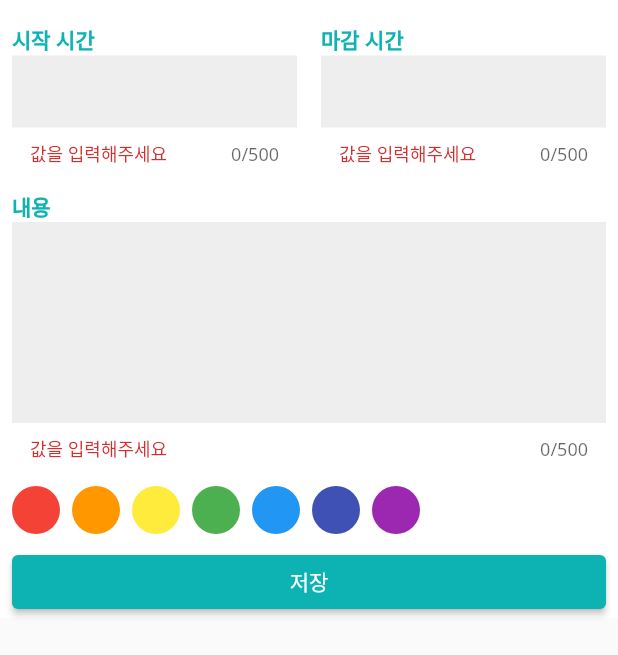
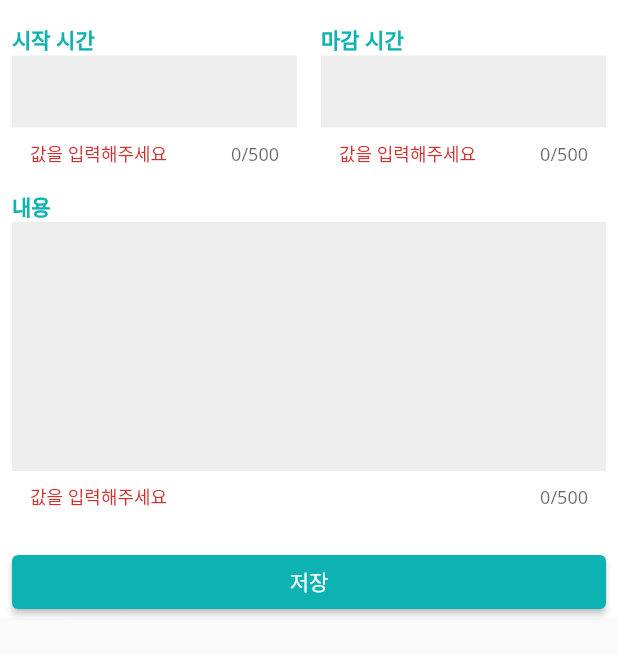
Before and after one commit to rldnd/flutter_scheduler, a Flutter app: the ScheduleBottomSheet widget shown alone on an empty page, opened directly, on a phone screen of 412 x 824 dp. Shown: the top 655 px of the screen. Run offline on Flutter 3.47's test engine with Material 2 defaults, Android fonts, the phone set to English and light mode, and no system bars; our stand-ins replace drift, get_it, table_calendar; accounts and stored records are empty; generated files the repository leaves out were written again.

Commit message:
chore(get_it)

```diff
--- a/lib/components/schedule_bottom_sheet.dart
+++ b/lib/components/schedule_bottom_sheet.dart
@@ -1,6 +1,10 @@
 import 'package:flutter/material.dart';
+import 'package:get_it/get_it.dart';
 import 'package:scheduler/components/custom_text_field.dart';
 import 'package:scheduler/constants/colors.dart';
+import 'package:scheduler/database/drift_database.dart';
+import 'package:scheduler/models/category_color.dart';
+import 'package:scheduler/database/drift_database.dart';
 
 class ScheduleBottomSheet extends StatefulWidget {
   const ScheduleBottomSheet({super.key});
@@ -53,7 +57,14 @@ class _ScheduleBottomSheetState extends State<ScheduleBottomSheet> {
                         },
                       ),
                       SizedBox(height: 16.0),
-                      _ColorPicker(),
+                      FutureBuilder<List<CategoryColor>>(
+                          future: GetIt.I<LocalDatabase>().getCategoryColors(),
+                          builder: (context, snapshot) {
+                            print(snapshot.data);
+                            return _ColorPicker(
+                              colors: [],
+                            );
+                          }),
                       SizedBox(height: 8.0),
                       _SaveButton(
                         onPressed: onSavePressed,
@@ -129,22 +140,16 @@ class _Content extends StatelessWidget {
 }
 
 class _ColorPicker extends StatelessWidget {
-  const _ColorPicker({Key? key}) : super(key: key);
+  final List<Color> colors;
+
+  const _ColorPicker({Key? key, required this.colors}) : super(key: key);
 
   @override
   Widget build(BuildContext context) {
     return Wrap(
       spacing: 8.0,
       runSpacing: 10.0,
-      children: [
-        renderColor(Colors.red),
-        renderColor(Colors.orange),
-        renderColor(Colors.yellow),
-        renderColor(Colors.green),
-        renderColor(Colors.blue),
-        renderColor(Colors.indigo),
-        renderColor(Colors.purple),
-      ],
+      children: colors.map((color) => renderColor(color)).toList(),
     );
   }
 
--- a/lib/main.dart
+++ b/lib/main.dart
@@ -1,5 +1,6 @@
 import 'package:drift/drift.dart';
 import 'package:flutter/material.dart';
+import 'package:get_it/get_it.dart';
 import 'package:intl/date_symbol_data_local.dart';
 import 'package:scheduler/database/drift_database.dart';
 import 'package:scheduler/screens/home_screen.dart';
@@ -25,6 +26,9 @@ void main() async {
   final database = LocalDatabase();
 
   final colors = await database.getCategoryColors();
+
+  GetIt.I.registerSingleton<LocalDatabase>(database);
+
   if (colors.isEmpty) {
     for (String hexCode in DEFAULT_COLORS) {
       await database.createCategoryColor(
--- a/pubspec.yaml
+++ b/pubspec.yaml
@@ -41,6 +41,7 @@ dependencies:
   sqlite3_flutter_libs: ^0.5.0
   path_provider: ^2.0.0
   path: ^1.8.3
+  get_it: ^7.2.0
 
 dev_dependencies:
   flutter_test:
```
Also changed, not shown: pubspec.lock.
